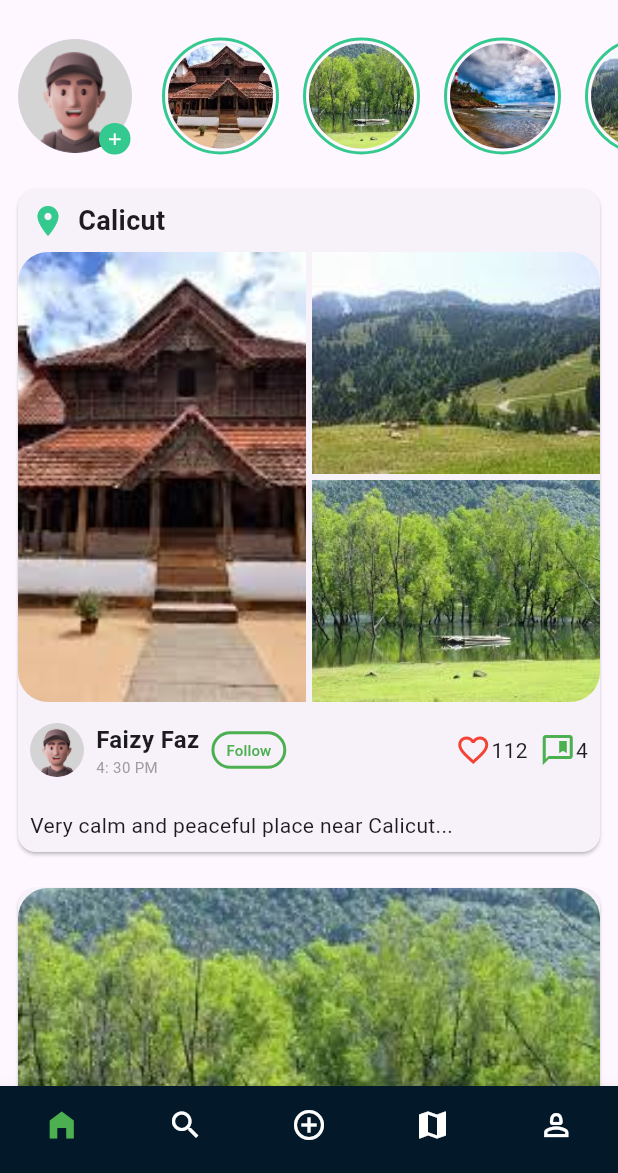
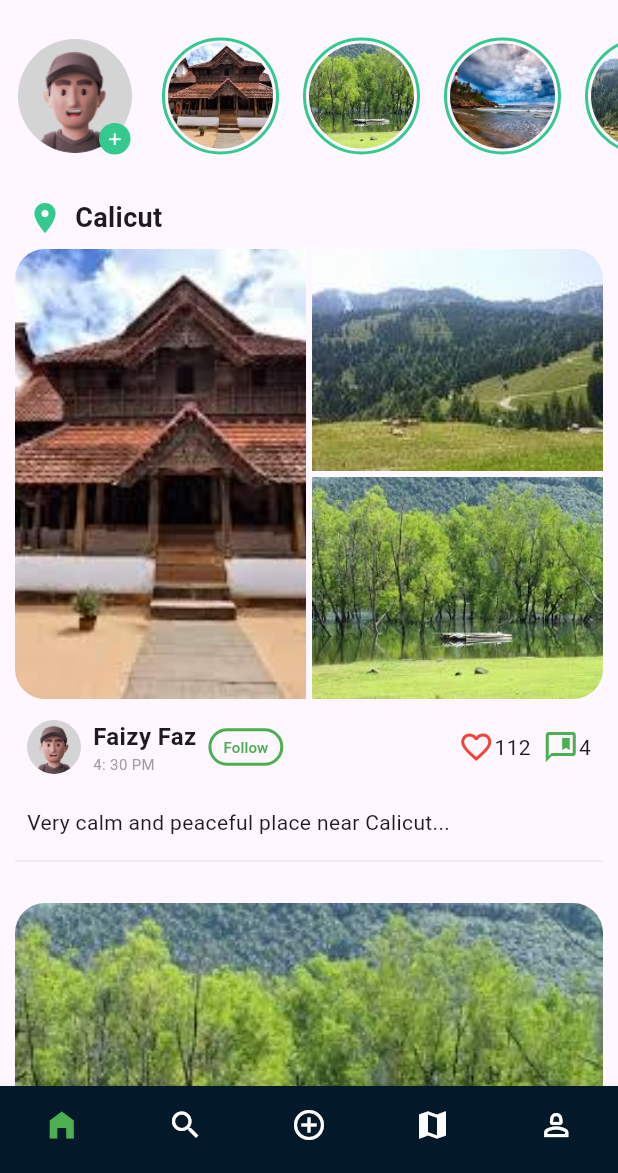
Before and after one commit to muhammedshamil8/elevate-task, a Flutter app: the screen it shows after launch, on a phone screen of 412 x 824 dp, the part 63-1236 px from its top. Run offline on Flutter 3.47's test engine with Material 3 defaults, Android fonts, the phone set to English and light mode, and no system bars; network calls fail.

Commit message:
Updated: ui divider added

```diff
--- a/lib/widgets/post_card.dart
+++ b/lib/widgets/post_card.dart
@@ -25,8 +25,7 @@ class PostCard extends StatelessWidget {
   @override
   Widget build(BuildContext context) {
     return Padding(
-      padding: const EdgeInsets.all(8.0),
-      child: Card(
+      padding: const EdgeInsets.all(10.0),
       child: Column(
         crossAxisAlignment: CrossAxisAlignment.start,
         children: [
@@ -40,8 +39,9 @@ class PostCard extends StatelessWidget {
             _buildPostUI(imageUrls, description, username, location, time)
           else
             _buildDefaultUI(imageUrls, description),
+
+
         ],
-        ),
       ),
     );
   }
@@ -280,6 +280,7 @@ class PostCard extends StatelessWidget {
             ),
           ],
         ),
+        const Divider(thickness: 1, color: Color.fromARGB(255, 236, 234, 234))
       ],
     );
   }
```
Lines whose indentation alone changed are shown as unchanged.
